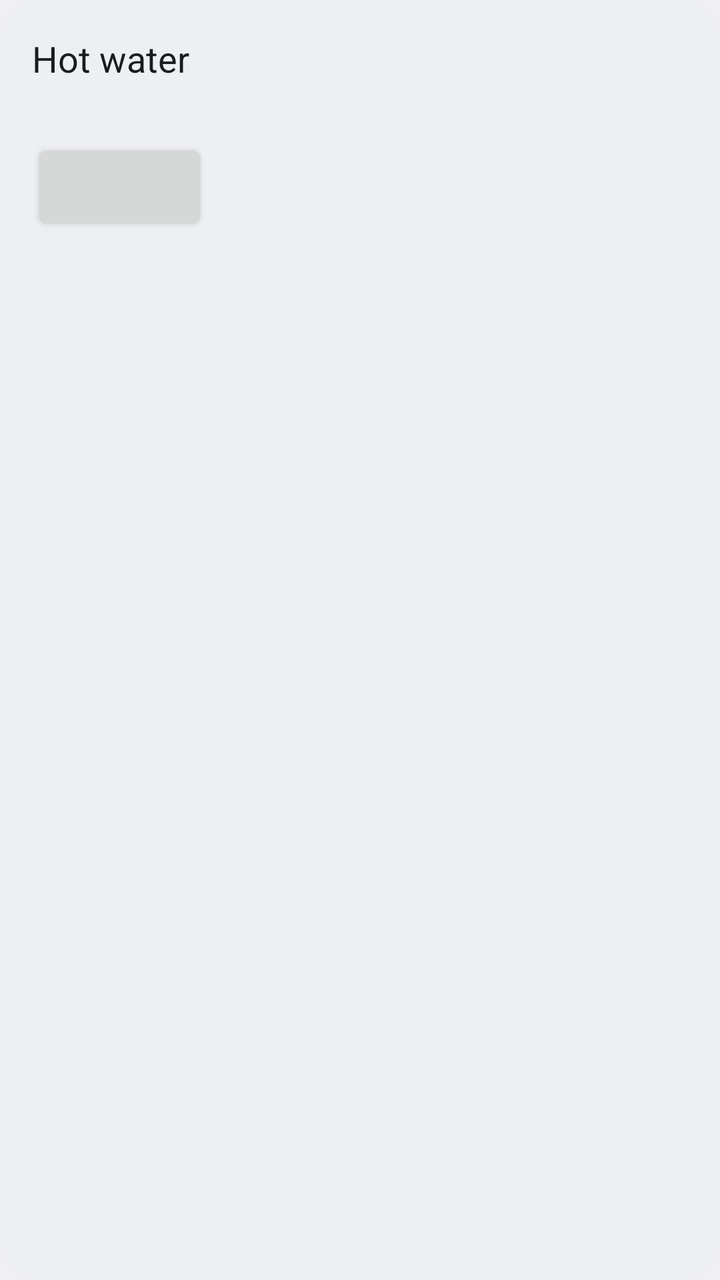
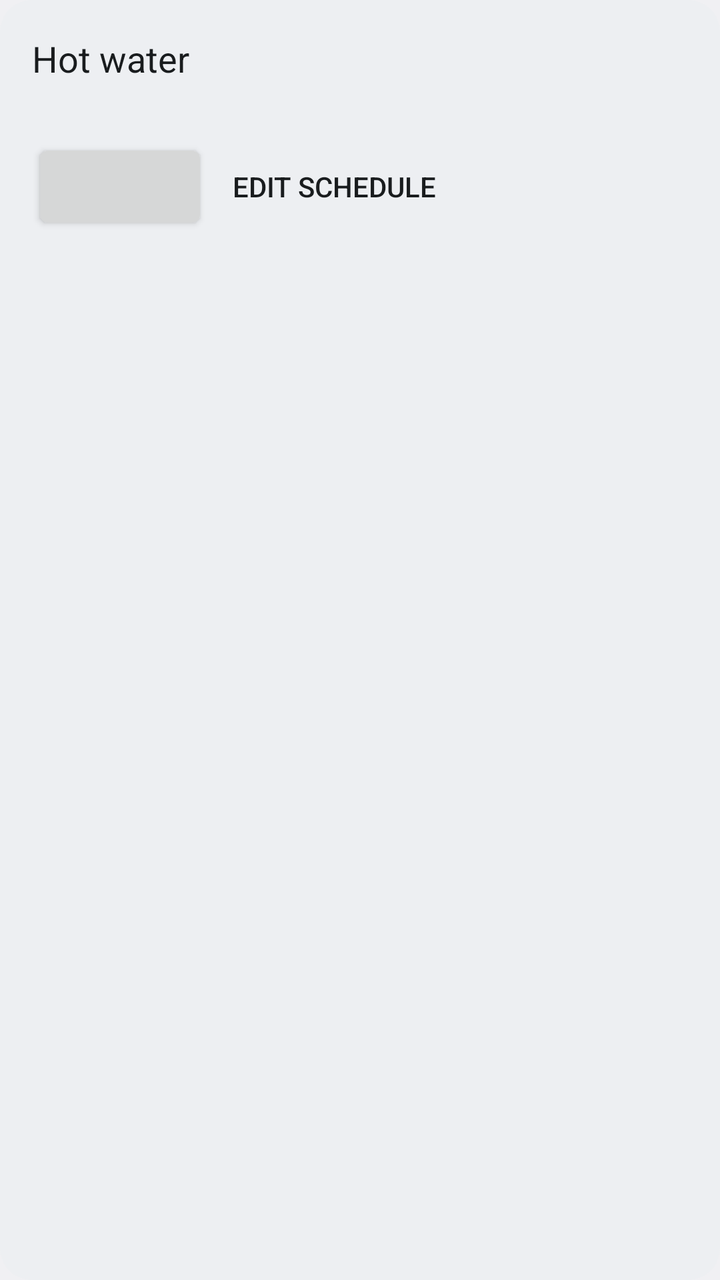

The first picture is an Android layout as it rendered before a commit; the second is the same layout after the commit. The layout source and the unified diff follow.
<!-- AndroidManifest.xml: application theme AppTheme -->
<!-- res/layout/row_hot_water.xml -->
<?xml version="1.0" encoding="utf-8"?>
<LinearLayout xmlns:android="http://schemas.android.com/apk/res/android"
    android:layout_width="match_parent"
    android:layout_height="wrap_content"
    android:layout_marginBottom="12dp"
    android:background="@drawable/card_bg"
    android:orientation="vertical"
    android:padding="16dp">

    <LinearLayout
        android:layout_width="match_parent"
        android:layout_height="wrap_content"
        android:gravity="center_vertical"
        android:orientation="horizontal">

        <LinearLayout
            android:layout_width="0dp"
            android:layout_height="wrap_content"
            android:layout_weight="1"
            android:orientation="vertical">

            <TextView
                android:layout_width="match_parent"
                android:layout_height="wrap_content"
                android:text="@string/hot_water"
                android:textColor="?android:attr/textColorPrimary"
                android:textSize="18sp" />

            <TextView
                android:id="@+id/hw_detail"
                android:layout_width="match_parent"
                android:layout_height="wrap_content"
                android:textColor="?android:attr/textColorSecondary"
                android:textSize="14sp" />
        </LinearLayout>

        <TextView
            android:id="@+id/hw_state"
            android:layout_width="wrap_content"
            android:layout_height="wrap_content"
            android:textColor="?android:attr/textColorPrimary"
            android:textSize="34sp" />
    </LinearLayout>

    <Button
        android:id="@+id/hw_boost"
        android:layout_width="wrap_content"
        android:layout_height="wrap_content"
        android:layout_marginTop="8dp" />
</LinearLayout>
<!-- resources referenced by this layout -->
<resources>
  <!-- drawable card_bg (drawable) -->
  <?xml version="1.0" encoding="utf-8"?>
  <shape xmlns:android="http://schemas.android.com/apk/res/android" android:shape="rectangle">
      <solid android:color="@color/card_bg" />
      <corners android:radius="16dp" />
  </shape>
  <string name="hot_water">Hot water</string>
  <style name="AppTheme" parent="android:Theme.DeviceDefault.DayNight" />
  <color name="card_bg">#FFEDEFF2</color>
</resources>

<!-- the commit's change to res/layout/row_hot_water.xml (unified diff, before → after) -->
@@ -42,9 +42,22 @@
             android:textSize="34sp" />
     </LinearLayout>
 
-    <Button
-        android:id="@+id/hw_boost"
-        android:layout_width="wrap_content"
+    <LinearLayout
+        android:layout_width="match_parent"
         android:layout_height="wrap_content"
-        android:layout_marginTop="8dp" />
+        android:layout_marginTop="8dp"
+        android:orientation="horizontal">
+
+        <Button
+            android:id="@+id/hw_boost"
+            android:layout_width="wrap_content"
+            android:layout_height="wrap_content" />
+
+        <Button
+            android:id="@+id/hw_edit_schedule"
+            style="?android:attr/borderlessButtonStyle"
+            android:layout_width="wrap_content"
+            android:layout_height="wrap_content"
+            android:text="@string/edit_schedule" />
+    </LinearLayout>
 </LinearLayout>
<!-- resource entries referenced after the edit -->
@@ -6,6 +6,7 @@
       <solid android:color="@color/card_bg" />
       <corners android:radius="16dp" />
   </shape>
+  <string name="edit_schedule">Edit schedule</string>
   <string name="hot_water">Hot water</string>
   <style name="AppTheme" parent="android:Theme.DeviceDefault.DayNight" />
   <color name="card_bg">#FFEDEFF2</color>
